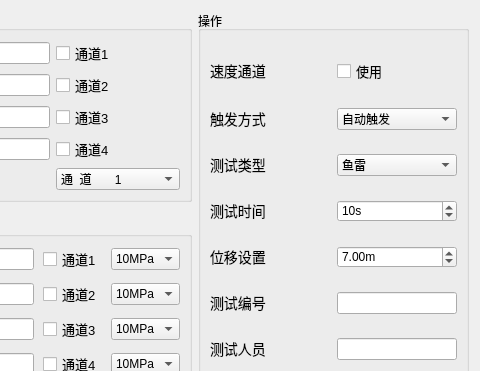
This is UI_designer/ConfigDialog.ui in ListeningDeath/FCY as Qt 5 draws it before an edit; both pictures show x 97 to 577 and y 0 to 371 of the 577 by 562 pixel window. The edited form follows.
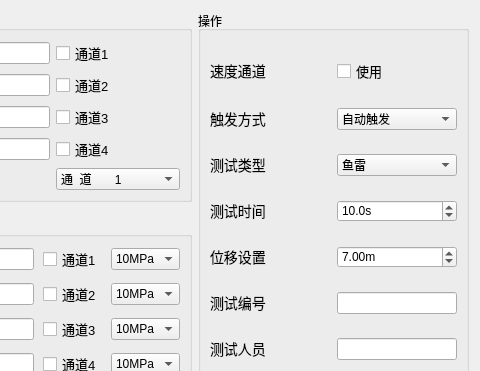
This is the edited form. Icons and pictures are not drawn.

Commit message: 修改ConfigDialog 测试时间的步进值为0.1

What changed in the file:
```diff
--- a/UI_designer/ConfigDialog.ui
+++ b/UI_designer/ConfigDialog.ui
@@ -860,18 +860,21 @@
            </widget>
           </item>
           <item>
-           <widget class="QSpinBox" name="testTimer">
+           <widget class="QDoubleSpinBox" name="testTimer">
+            <property name="inputMethodHints">
+             <set>Qt::ImhDigitsOnly</set>
+            </property>
             <property name="suffix">
              <string>s</string>
             </property>
-            <property name="prefix">
-             <string/>
+            <property name="decimals">
+             <number>1</number>
             </property>
-            <property name="minimum">
-             <number>0</number>
+            <property name="singleStep">
+             <double>0.100000000000000</double>
             </property>
             <property name="value">
-             <number>10</number>
+             <double>10.000000000000000</double>
             </property>
            </widget>
           </item>
```
Left out of the diff: 1 changed line with no effect on the pictures. The commit also changes 2 other files.
